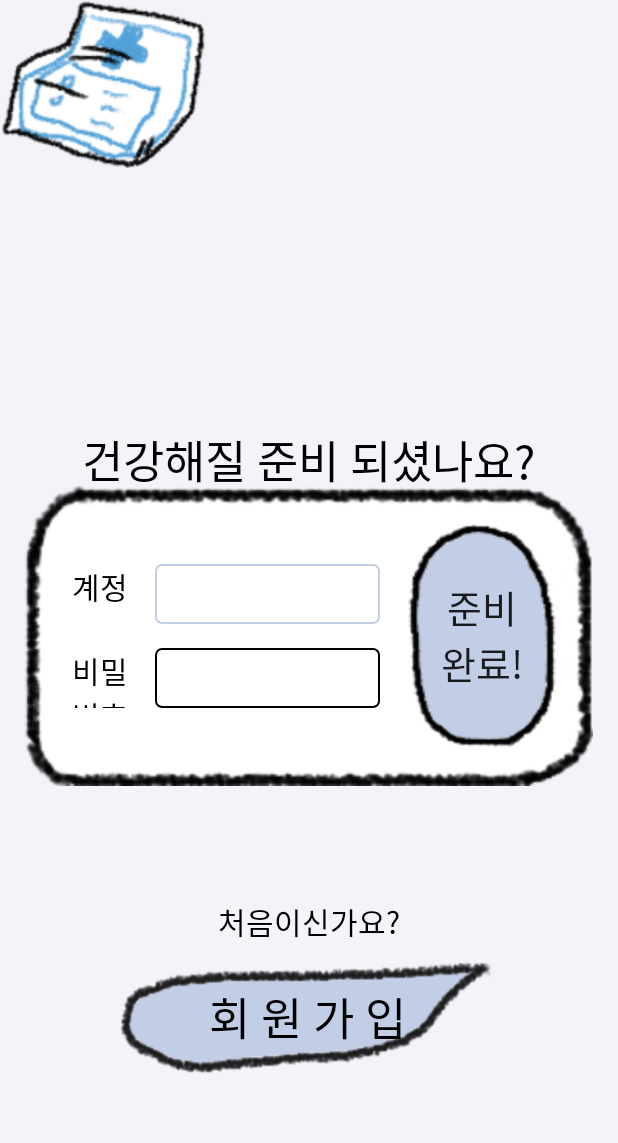
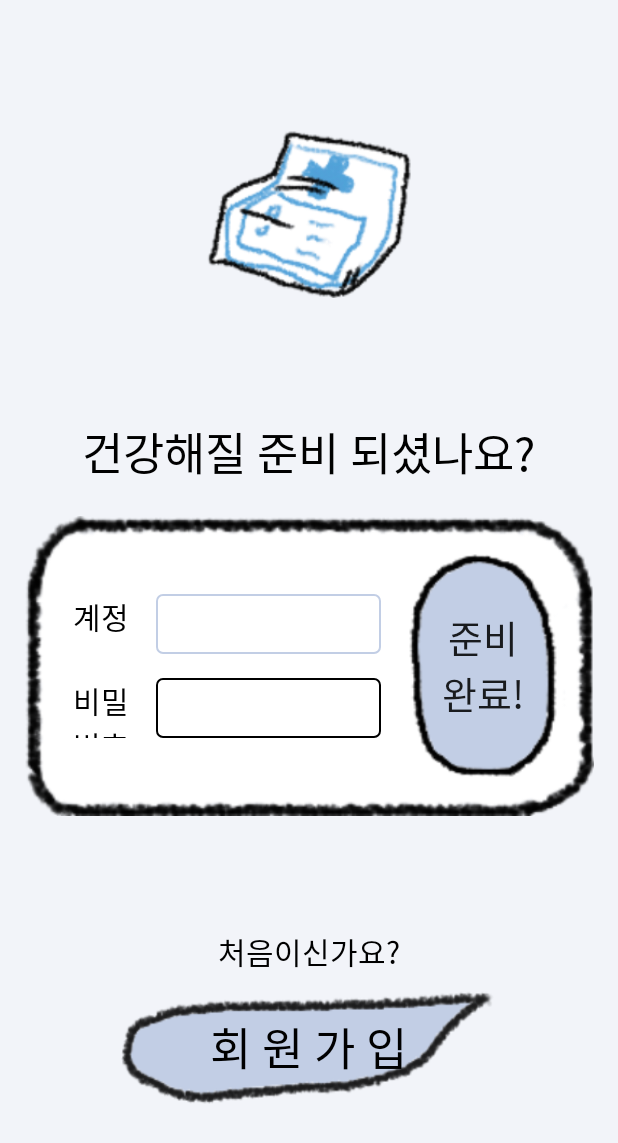
Before and after one commit to Junseon00/MD5, an Android app: the layout activity_screen1.xml on its own in the app's theme, with its tools: preview values and no code run, on a phone screen of 412 x 824 dp. Shown: the top 1143 px of the screen. Run offline under Robolectric (Android 15) with nearby library versions, the phone set to English and light mode, and no system bars.

Commit message:
screen1 이미지 정렬 오류 해결

```diff
--- a/app/src/main/AndroidManifest.xml
+++ b/app/src/main/AndroidManifest.xml
@@ -31,12 +31,7 @@
         <activity android:name=".screen3" />
         <activity android:name=".screen2" />
         <activity android:name=".screen1"></activity>
-        <activity android:name=".MainActivity">
-            <intent-filter>
-                <action android:name="android.intent.action.MAIN"/>
-                <category android:name="android.intent.category.LAUNCHER"/>
-            </intent-filter>
-        </activity>
+        <activity android:name=".MainActivity"></activity>
         <activity android:name=".SplashActivity"    android:screenOrientation="portrait"    android:theme="@style/SplashTheme">
             <intent-filter>
                 <action android:name="android.intent.action.MAIN"/>
--- a/app/src/main/res/layout/activity_screen1.xml
+++ b/app/src/main/res/layout/activity_screen1.xml
@@ -6,34 +6,33 @@
     android:layout_height="match_parent"
     android:background="@color/firstblue"
     tools:context=".screen1">
+    <LinearLayout
+        android:layout_width="match_parent"
+        android:layout_height="match_parent"
+        android:orientation="vertical"
+        app:layout_constraintBottom_toBottomOf="parent"
+        app:layout_constraintStart_toStartOf="parent"
+        android:gravity="center">
 
         <ImageView
             android:layout_width="137dp"
             android:layout_height="112dp"
-        android:background="@drawable/medicine"
-        android:foregroundGravity="center_vertical"
-        tools:layout_editor_absoluteX="137dp"
-        tools:layout_editor_absoluteY="137dp" />
+            android:background="@drawable/medicine" />
 
         <TextView
             android:id="@+id/textView8"
             android:layout_width="wrap_content"
             android:layout_height="wrap_content"
-        android:layout_marginTop="284dp"
+            android:layout_marginTop="80dp"
             android:text="건강해질 준비 되셨나요?"
             android:textColor="#000000"
-        android:textSize="30sp"
-        app:layout_constraintEnd_toEndOf="parent"
-        app:layout_constraintHorizontal_bias="0.495"
-        app:layout_constraintStart_toStartOf="parent"
-        app:layout_constraintTop_toTopOf="parent" />
+            android:textSize="30sp" />
 
         <LinearLayout
             android:id="@+id/lay1"
             android:layout_width="380dp"
             android:layout_height="200dp"
-        android:layout_marginTop="120dp"
-        android:layout_marginBottom="300dp"
+            android:layout_marginTop="20dp"
             android:background="@drawable/login_box"
             android:orientation="horizontal"
             app:layout_constraintBottom_toBottomOf="parent"
@@ -142,6 +141,7 @@
             app:layout_constraintHorizontal_bias="0.496"
             app:layout_constraintStart_toStartOf="@+id/lay1"
             app:layout_constraintTop_toBottomOf="@+id/textView4" />
+    </LinearLayout>
 
 
 </androidx.constraintlayout.widget.ConstraintLayout>
```
Lines whose indentation alone changed are shown as unchanged.
